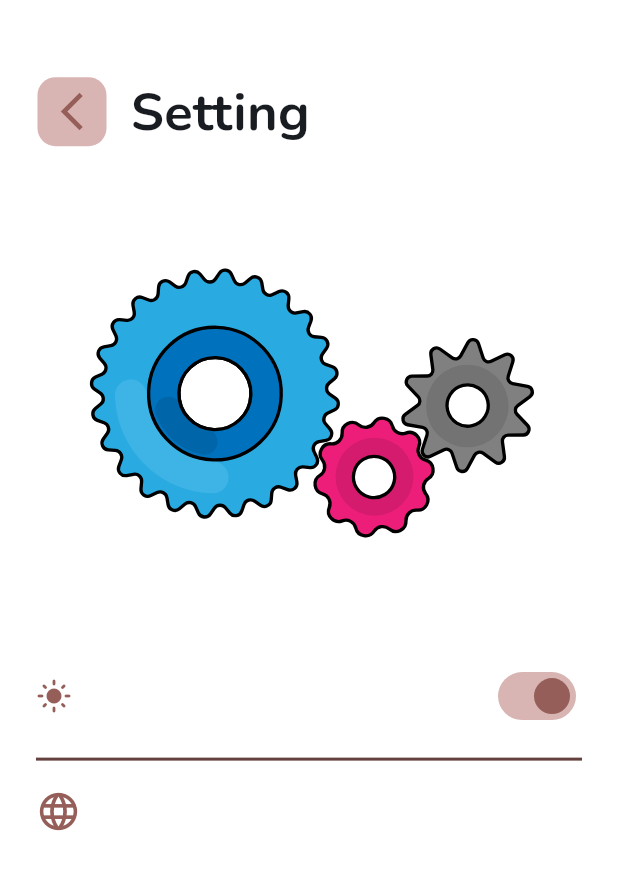
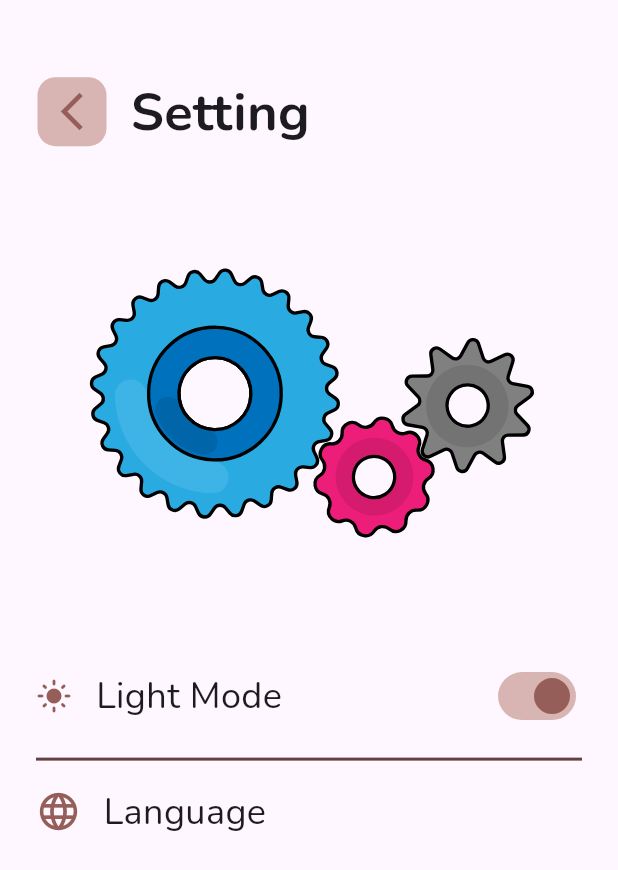
Before and after one commit to S-Mistarihi/note_app, a Flutter app: the HomeScreen screen opened directly, after a tap on the "settings" icon, on a phone screen of 412 x 824 dp. Shown: the top 870 px of the screen. Run offline on Flutter 3.47's test engine with Material 3 defaults, Android fonts, the phone set to English and light mode, and no system bars; our stand-ins replace google_fonts, hive, hive_flutter, lottie, shared_preferences, sizer; accounts and stored records are empty.

Commit message:
chore: Mobile theme organization: Dark/Light

```diff
--- a/lib/core/constants/app_color.dart
+++ b/lib/core/constants/app_color.dart
@@ -11,13 +11,13 @@ class AppColor {
   static const Color deleteIconBackgroundColor = Color(0xff82111C);
 
   static const List<Color> cardColors = [
-    Color(0xff374253),
+    Color(0xFFC1BFBF),
     Color(0xffFD99FF),
     Color(0xff91F48F),
     Color(0xffB69CFF),
-    Color(0xff963932),
+    Color(0xffd4aa37),
     Color(0xffFFF599),
     Color(0xff9EFFFF),
-    Color(0xff3D386B),
+    Color(0xff6058a6),
   ];
 }
--- a/lib/core/constants/app_text_style.dart
+++ b/lib/core/constants/app_text_style.dart
@@ -9,13 +9,11 @@ class AppTextStyle {
 
   static TextStyle font45WhiteBold = GoogleFonts.aBeeZee(
     fontSize: 45,
-    color: AppColor.basicWhite,
     fontWeight: FontWeight.bold,
   );
   static TextStyle font20WhiteBold = GoogleFonts.nunito(
     fontSize: 20,
-    color: AppColor.basicWhite,
-    fontWeight: FontWeight.bold,
+     fontWeight: FontWeight.bold,
   );
   static TextStyle font24WhiteNormal = GoogleFonts.nunito(
     fontSize: 24,
--- a/lib/core/theme/dark_theme.dart
+++ b/lib/core/theme/dark_theme.dart
@@ -1,39 +1,24 @@
 import 'package:flutter/material.dart';
+import 'package:note_app/core/constants/app_color.dart';
+
+import 'app_colors_extension.dart';
 
 final ThemeData darkTheme = ThemeData(
   useMaterial3: true,
 
   brightness: Brightness.dark,
 
-  colorScheme: ColorScheme.fromSeed(
-    seedColor: Colors.blue,
-    brightness: Brightness.dark,
-  ),
+  extensions:  [
+    AppColorsExtension(
+      primaryTextColor: AppColor.basicWhite,
 
-  scaffoldBackgroundColor: const Color(0xff121212),
+      secondaryTextColor: AppColor.basicBlack,
 
-  appBarTheme: const AppBarTheme(
-    centerTitle: true,
-    elevation: 0,
-    backgroundColor: Color(0xff121212),
-    foregroundColor: Colors.white,
-  ),
+      borderColor: Color(0xff444444),
 
-  floatingActionButtonTheme: const FloatingActionButtonThemeData(
-    backgroundColor: Colors.blue,
-    foregroundColor: Colors.white,
-  ),
+      menuBackgroundColor: Color(0xff262626),
 
-  cardTheme: CardThemeData(
-    elevation: 2,
-    shape: RoundedRectangleBorder(
-      borderRadius: BorderRadius.circular(16),
+      iconBackgroundColor: Color(0xff2F2F2F),
     ),
-  ),
-
-  inputDecorationTheme: InputDecorationTheme(
-    border: OutlineInputBorder(
-      borderRadius: BorderRadius.circular(12),
-    ),
-  ),
+  ],
 );
--- a/lib/core/theme/light_theme.dart
+++ b/lib/core/theme/light_theme.dart
@@ -1,39 +1,24 @@
 import 'package:flutter/material.dart';
+
+import '../constants/app_color.dart';
+import 'app_colors_extension.dart';
 
 final ThemeData lightTheme = ThemeData(
   useMaterial3: true,
 
   brightness: Brightness.light,
 
-  colorScheme: ColorScheme.fromSeed(
-    seedColor: Colors.blue,
-    brightness: Brightness.light,
-  ),
+  extensions: const [
+    AppColorsExtension(
+      primaryTextColor: AppColor.basicWhite,
 
-  scaffoldBackgroundColor: Colors.white,
+      secondaryTextColor: AppColor.basicBlack,
 
-  appBarTheme: const AppBarTheme(
-    centerTitle: true,
-    elevation: 0,
-    backgroundColor: Colors.white,
-    foregroundColor: Colors.black,
-  ),
+      borderColor: Color(0xffD8D8D8),
 
-  floatingActionButtonTheme: const FloatingActionButtonThemeData(
-    backgroundColor: Colors.blue,
-    foregroundColor: Colors.white,
-  ),
+      menuBackgroundColor: Colors.white,
 
-  cardTheme: CardThemeData(
-    elevation: 2,
-    shape: RoundedRectangleBorder(
-      borderRadius: BorderRadius.circular(16),
+      iconBackgroundColor: Color(0xffF5F5F5),
     ),
-  ),
-
-  inputDecorationTheme: InputDecorationTheme(
-    border: OutlineInputBorder(
-      borderRadius: BorderRadius.circular(12),
-    ),
-  ),
+  ],
 );
--- a/lib/screens/add_note_sheet/add_note_bottom_sheet_screen.dart
+++ b/lib/screens/add_note_sheet/add_note_bottom_sheet_screen.dart
@@ -66,6 +66,7 @@ class _AddNoteBottomSheetScreenState extends State<AddNoteBottomSheetScreen> {
           children: [
             SizedBox(height: 20),
             CustomTextField().buildTextField(
+              context: context,
               controller: _titleController,
               focusNode: _titleFocusNode,
               hintText: 'Title',
@@ -75,6 +76,7 @@ class _AddNoteBottomSheetScreenState extends State<AddNoteBottomSheetScreen> {
             ),
             SizedBox(height: 15),
             CustomTextField().buildTextField(
+              context: context,
               controller: _contentController,
               focusNode: _contentFocusNode,
               hintText: 'Type Something ...',
--- a/lib/screens/home/home_screen.dart
+++ b/lib/screens/home/home_screen.dart
@@ -180,7 +180,7 @@ class _HomeScreenState extends State<HomeScreen> {
         duration: const Duration(milliseconds: 250),
         scale: _showFab ? 1.2 : 0,
         child: FloatingActionButton(
-          backgroundColor: Colors.deepPurple,
+          backgroundColor: AppColor.iconColor,
           foregroundColor: AppColor.basicWhite,
           shape: const CircleBorder(),
           onPressed: () {
--- a/lib/screens/home/widget/build_body_without_data.dart
+++ b/lib/screens/home/widget/build_body_without_data.dart
@@ -1,9 +1,9 @@
 import 'package:flutter/material.dart';
+import 'package:google_fonts/google_fonts.dart';
 import 'package:lottie/lottie.dart';
 import 'package:sizer/sizer.dart';
 
 import '../../../core/constants/app_assets.dart';
-import '../../../core/constants/app_text_style.dart';
 
 class BuildBodyWithoutData extends StatelessWidget {
   final bool isSearchEmpty;
@@ -14,20 +14,30 @@ class BuildBodyWithoutData extends StatelessWidget {
   Widget build(BuildContext context) {
     return Column(
       children: [
-        SizedBox(height: 14.h),
+        SizedBox(height: 16.h),
         if (isSearchEmpty)
           Image.asset(AppAssets.noNoteFound)
         else
           Lottie.asset(AppAssets.createFirstNote),
+        SizedBox(height: 16,),
         Text(
           isSearchEmpty ? 'No Notes Found' : 'No Notes Yet',
-          style: AppTextStyle.font20WhiteBold,
+          style: GoogleFonts.nunito(
+            fontSize: 20,
+            color: Theme.of(context).colorScheme.onSurface,
+            fontWeight: FontWeight.bold,
+          ),
         ),
+        SizedBox(height: 4,),
         Text(
           isSearchEmpty
               ? 'Try searching with another word'
               : 'Create your first note',
-          style: AppTextStyle.font20WhiteBold,
+          style: GoogleFonts.nunito(
+            fontSize: 20,
+            color: Theme.of(context).colorScheme.onSurface,
+            fontWeight: FontWeight.bold,
+          ),
         ),
       ],
     );
--- a/lib/screens/home/widget/build_header.dart
+++ b/lib/screens/home/widget/build_header.dart
@@ -1,10 +1,11 @@
 import 'package:flutter/material.dart';
+import 'package:google_fonts/google_fonts.dart';
 import 'package:note_app/core/constants/app_color.dart';
-import 'package:note_app/core/constants/app_text_style.dart';
 import 'package:note_app/screens/setting/setting_screen.dart';
 import 'package:note_app/utils/custom_icon_button.dart';
 
 import '../../../core/enum/sort_type.dart';
+import '../../../core/managers/theme_manager.dart';
 
 class BuildHeader extends StatelessWidget {
   final SortType currentSort;
@@ -20,30 +21,36 @@ class BuildHeader extends StatelessWidget {
   Widget build(BuildContext context) {
     return Row(
       children: [
-        Text('Note', style: AppTextStyle.font45WhiteBold),
+        Text(
+          'Note',
+          style: GoogleFonts.aBeeZee(
+            fontSize: 45,
+            color: Theme.of(context).colorScheme.onSurface,
+            fontWeight: FontWeight.bold,
+          ),
+        ),
         Spacer(),
         PopupMenuButton<SortType>(
           tooltip: 'Sort',
-          offset: const Offset(0, 18),
+          offset: const Offset(0, 3),
 
           position: PopupMenuPosition.under,
           elevation: 8,
-          color: AppColor.basicBlack.withValues(alpha: 0.60),
-          shadowColor: Colors.blue,
+          color: ThemeManager.instance.isDark
+              ? AppColor.buttonBackground.withValues(alpha: 0.60)
+              : AppColor.buttonBackground.withValues(alpha: 0.80),
+          shadowColor: AppColor.basicBlack,
+
           shape: RoundedRectangleBorder(
             borderRadius: BorderRadius.circular(18),
           ),
           onSelected: onSortSelected,
           itemBuilder: (context) => [
             _buildMenuItem(title: 'Newest First', value: SortType.newest),
-
             _buildMenuItem(title: 'Oldest First', value: SortType.oldest),
-
             _buildMenuItem(title: 'A → Z', value: SortType.alphabeticalAZ),
-
             _buildMenuItem(title: 'Z → A', value: SortType.alphabeticalZA),
           ],
-
           child: Container(
             decoration: BoxDecoration(
               color: AppColor.iconBackgroundColor,
@@ -95,7 +102,16 @@ class BuildHeader extends StatelessWidget {
       value: value,
       child: Row(
         children: [
-          Expanded(child: Text(title, style: AppTextStyle.font18Bold)),
+          Expanded(
+            child: Text(
+              title,
+              style: GoogleFonts.nunito(
+                fontSize: 18,
+                color: AppColor.basicWhite,
+                fontWeight: FontWeight.bold,
+              ),
+            ),
+          ),
           if (currentSort == value)
             Icon(Icons.check, size: 18, color: AppColor.iconBackgroundColor),
         ],
--- a/lib/screens/home/widget/search_box.dart
+++ b/lib/screens/home/widget/search_box.dart
@@ -1,7 +1,7 @@
 import 'package:flutter/material.dart';
+import 'package:google_fonts/google_fonts.dart';
 
 import '../../../core/constants/app_color.dart';
-import '../../../core/constants/app_text_style.dart';
 
 class SearchBox extends StatelessWidget {
   final TextEditingController controller;
@@ -22,8 +22,12 @@ class SearchBox extends StatelessWidget {
       onChanged: onChanged,
       decoration: InputDecoration(
         hintText: 'Search...',
-        hintStyle: AppTextStyle.font18Bold,
-        prefixIcon: Icon(Icons.search, color: AppColor.iconColor,),
+        hintStyle: GoogleFonts.nunito(
+          fontSize: 18,
+          color: Theme.of(context).colorScheme.onSurface,
+          fontWeight: FontWeight.bold,
+        ),
+        prefixIcon: Icon(Icons.search, color: AppColor.iconColor),
         suffixIcon: ValueListenableBuilder<TextEditingValue>(
           valueListenable: controller,
           builder: (context, value, child) {
@@ -33,21 +37,24 @@ class SearchBox extends StatelessWidget {
 
             return IconButton(
               onPressed: onClear,
-              icon: Icon(Icons.close, color: AppColor.iconColor,),
+              icon: Icon(Icons.close, color: AppColor.iconColor),
             );
           },
         ),
-        border: _buildOutlineInputBorder(),
-        enabledBorder: _buildOutlineInputBorder(),
-        focusedBorder: _buildOutlineInputBorder(),
+        border: _buildOutlineInputBorder(context),
+        enabledBorder: _buildOutlineInputBorder(context),
+        focusedBorder: _buildOutlineInputBorder(context),
       ),
     );
   }
 
-  OutlineInputBorder _buildOutlineInputBorder() {
+  OutlineInputBorder _buildOutlineInputBorder(BuildContext context) {
     return OutlineInputBorder(
       borderRadius: BorderRadius.circular(45),
-      borderSide: BorderSide(color: Colors.white, width: 1.5),
+      borderSide: BorderSide(
+        color: Theme.of(context).colorScheme.onSurface,
+        width: 1.5,
+      ),
     );
   }
 }
--- a/lib/screens/setting/setting_screen.dart
+++ b/lib/screens/setting/setting_screen.dart
@@ -1,8 +1,8 @@
 import 'package:flutter/material.dart';
+import 'package:google_fonts/google_fonts.dart';
 import 'package:lottie/lottie.dart';
 import 'package:note_app/core/constants/app_assets.dart';
 import 'package:note_app/core/constants/app_color.dart';
-import 'package:note_app/core/constants/app_text_style.dart';
 import 'package:note_app/screens/setting/widget/build_tab.dart';
 import 'package:note_app/screens/setting/widget/theme_setting.dart';
 import 'package:note_app/utils/custom_icon_button.dart';
@@ -35,7 +35,11 @@ class _SettingScreenState extends State<SettingScreen> {
                   icon: Icon(Icons.arrow_back_ios_new),
                 ),
                 SizedBox(width: 15),
-                Text('Setting', style: AppTextStyle.font35Bold),
+                Text('Setting', style: GoogleFonts.nunito(
+                  fontSize: 35,
+                  color: Theme.of(context).colorScheme.onSurface,
+                  fontWeight: FontWeight.bold,
+                )),
               ],
             ),
             SizedBox(height: 8.h),
--- a/lib/screens/setting/widget/build_tab.dart
+++ b/lib/screens/setting/widget/build_tab.dart
@@ -1,6 +1,6 @@
 import 'package:flutter/material.dart';
+import 'package:google_fonts/google_fonts.dart';
 import 'package:note_app/core/constants/app_color.dart';
-import 'package:note_app/core/constants/app_text_style.dart';
 
 class BuildTab extends StatelessWidget {
   final void Function() onTap;
@@ -22,7 +22,11 @@ class BuildTab extends StatelessWidget {
         children: [
           Icon(icon, size: 30, color: AppColor.iconColor),
           SizedBox(width: 15),
-          Text(text, style: AppTextStyle.font24WhiteNormal),
+          Text(text, style: GoogleFonts.nunito(
+            fontSize: 24,
+            color: Theme.of(context).colorScheme.onSurface,
+            fontWeight: FontWeight.normal,
+          )),
         ],
       ),
     );
--- a/lib/screens/setting/widget/theme_setting.dart
+++ b/lib/screens/setting/widget/theme_setting.dart
@@ -1,7 +1,7 @@
 import 'package:flutter/material.dart';
+import 'package:google_fonts/google_fonts.dart';
 
 import '../../../core/constants/app_color.dart';
-import '../../../core/constants/app_text_style.dart';
 
 class ThemeSetting extends StatelessWidget {
   final bool isLightMode;
@@ -20,7 +20,14 @@ class ThemeSetting extends StatelessWidget {
         Icon(Icons.light_mode, color: AppColor.iconColor),
         SizedBox(width: 16),
         Expanded(
-          child: Text('Light Mode', style: AppTextStyle.font24WhiteNormal),
+          child: Text(
+            'Light Mode',
+            style: GoogleFonts.nunito(
+              fontSize: 24,
+              color: Theme.of(context).colorScheme.onSurface,
+              fontWeight: FontWeight.normal,
+            ),
+          ),
         ),
 
         Switch(
```
Also changed, not shown: lib/core/theme/app_colors_extension.dart (added, +72 -0 lines), lib/screens/edit_note/edit_note_screen.dart (+19 -2 lines), lib/screens/home/widget/build_body_with_data.dart (+6 -1 lines), lib/screens/home/widget/section_header.dart (+9 -2 lines), lib/utils/custom_text_field.dart (+15 -7 lines).
